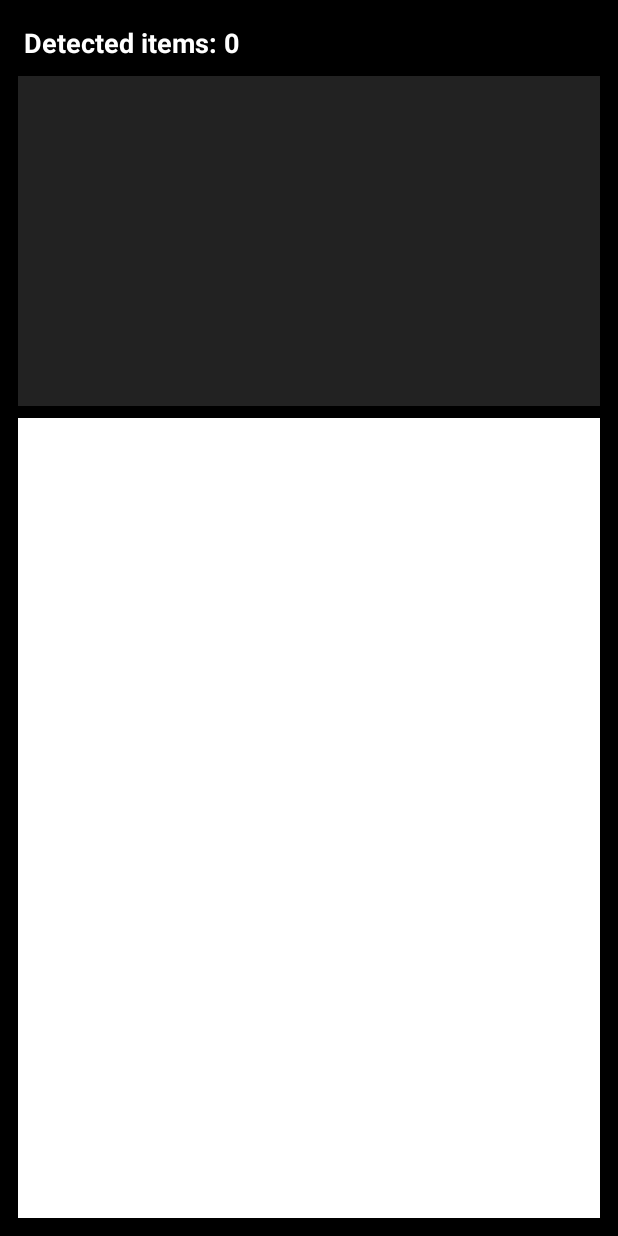
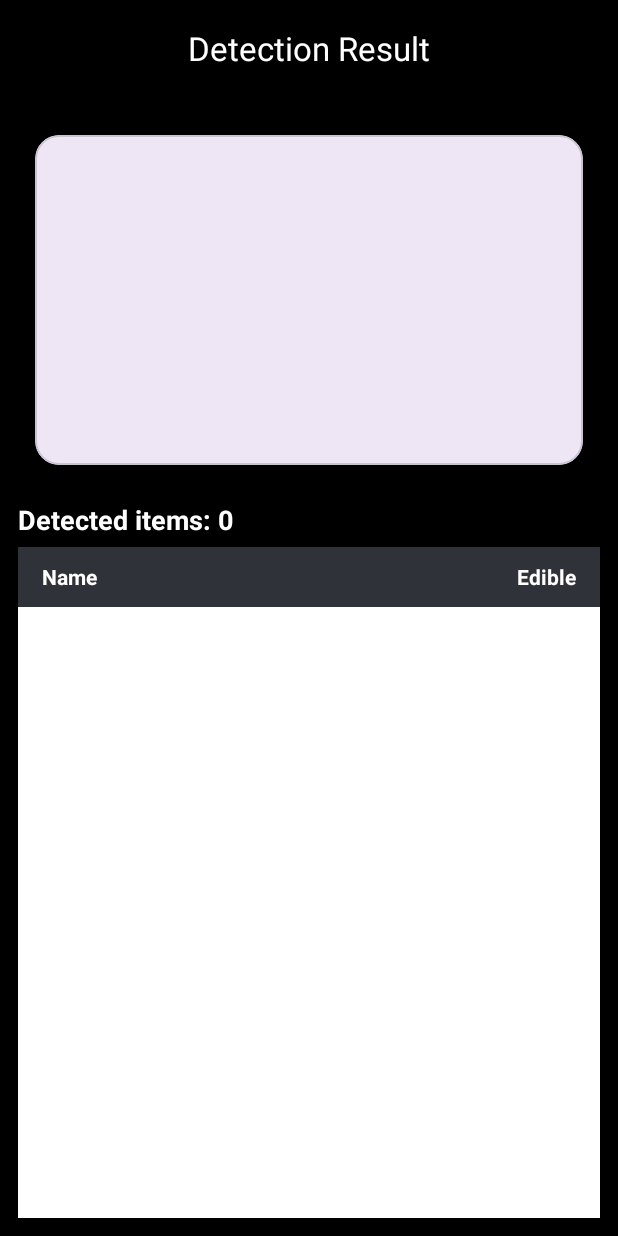
Before and after one commit to json0419-cell/computervision-Project2, an Android app: the ResultActivity screen opened directly, with no data from a screen before it, on a phone screen of 412 x 824 dp. Run offline under Robolectric (Android 15) with nearby library versions, the light colour scheme and no system bars; pictures from the network do not load.

Commit message:
Upgrade the result page

```diff
--- a/app/src/main/java/com/example/mobilefoodfreshness/ircamera/ResultActivity.kt
+++ b/app/src/main/java/com/example/mobilefoodfreshness/ircamera/ResultActivity.kt
@@ -11,7 +11,11 @@ import androidx.recyclerview.widget.RecyclerView
 import com.example.mobilefoodfreshness.R
 import org.json.JSONArray
 
-data class FoodItem(val name: String, val edible: Boolean)
+data class FoodItem(
+    val name: String?,
+    val edible: Boolean?
+)
+
 
 class ResultActivity : AppCompatActivity() {
 
@@ -41,16 +45,16 @@ class ResultActivity : AppCompatActivity() {
     private fun parseItems(raw: String): List<FoodItem> {
         val out = mutableListOf<FoodItem>()
         try {
-            val arr = JSONArray(raw.trim())
+            val arr = org.json.JSONArray(raw.trim())
             for (i in 0 until arr.length()) {
                 val o = arr.optJSONObject(i) ?: continue
-                val name = o.optString("name", "unknown")
-                val edible = o.optBoolean("edible", false)
+                val name = if (o.has("name")) o.optString("name", null) else null
+                val edible = if (o.has("edible")) o.optBoolean("edible") else null
                 out.add(FoodItem(name, edible))
             }
-        } catch (_: Exception) {
-            // if not an array, return empty
-        }
+        } catch (_: Exception) { }
         return out
     }
+
+
 }
--- a/app/src/main/res/layout/activity_result.xml
+++ b/app/src/main/res/layout/activity_result.xml
@@ -1,37 +1,94 @@
 <?xml version="1.0" encoding="utf-8"?>
-<LinearLayout xmlns:android="http://schemas.android.com/apk/res/android"
+<androidx.coordinatorlayout.widget.CoordinatorLayout
+    xmlns:android="http://schemas.android.com/apk/res/android"
+    xmlns:app="http://schemas.android.com/apk/res-auto"
     android:id="@+id/resultRoot"
     android:layout_width="match_parent"
     android:layout_height="match_parent"
+    android:background="@android:color/black">
+
+    <com.google.android.material.appbar.MaterialToolbar
+        android:id="@+id/topAppBar"
+        android:layout_width="match_parent"
+        android:layout_height="?attr/actionBarSize"
+        app:title="Detection Result"
+        app:titleCentered="true"
+        app:titleTextColor="@android:color/white"
+        android:background="@android:color/transparent"/>
+
+    <LinearLayout
         android:orientation="vertical"
-    android:background="@android:color/black"
-    android:padding="12dp">
+        android:layout_width="match_parent"
+        android:layout_height="match_parent"
+        android:padding="12dp"
+        android:layout_marginTop="?attr/actionBarSize">
 
-    <TextView
-        android:id="@+id/title"
+        <!-- Image Card -->
+        <com.google.android.material.card.MaterialCardView
             android:layout_width="match_parent"
             android:layout_height="wrap_content"
-        android:text="Detected items"
-        android:textSize="18sp"
-        android:textStyle="bold"
-        android:textColor="@android:color/white"
-        android:padding="4dp" />
+            app:cardUseCompatPadding="true"
+            app:cardCornerRadius="16dp"
+            app:cardElevation="6dp"
+            android:foreground="?attr/selectableItemBackground">
 
             <ImageView
                 android:id="@+id/capturedImage"
                 android:layout_width="match_parent"
                 android:layout_height="220dp"
                 android:scaleType="centerCrop"
-        android:contentDescription="captured image"
-        android:background="#222222"
-        android:layout_marginTop="6dp"
-        android:layout_marginBottom="8dp" />
+                android:contentDescription="captured image"/>
+        </com.google.android.material.card.MaterialCardView>
 
+        <!-- Title + count -->
+        <TextView
+            android:id="@+id/title"
+            android:layout_width="match_parent"
+            android:layout_height="wrap_content"
+            android:text="Detected items"
+            android:textColor="@android:color/white"
+            android:textStyle="bold"
+            android:textSize="18sp"
+            android:paddingTop="10dp"
+            android:paddingBottom="6dp"/>
+
+        <!-- Sticky-like header -->
+        <LinearLayout
+            android:id="@+id/headerRow"
+            android:layout_width="match_parent"
+            android:layout_height="40dp"
+            android:orientation="horizontal"
+            android:gravity="center_vertical"
+            android:paddingStart="16dp"
+            android:paddingEnd="16dp"
+            android:background="#30323A">
+
+            <TextView
+                android:id="@+id/headerName"
+                android:layout_width="0dp"
+                android:layout_height="wrap_content"
+                android:layout_weight="1"
+                android:text="Name"
+                android:textStyle="bold"
+                android:textColor="@android:color/white"/>
+
+            <TextView
+                android:id="@+id/headerEdible"
+                android:layout_width="wrap_content"
+                android:layout_height="wrap_content"
+                android:text="Edible"
+                android:textStyle="bold"
+                android:textColor="@android:color/white"/>
+        </LinearLayout>
+
+        <!-- List -->
         <androidx.recyclerview.widget.RecyclerView
             android:id="@+id/resultList"
             android:layout_width="match_parent"
             android:layout_height="0dp"
             android:layout_weight="1"
             android:overScrollMode="ifContentScrolls"
-        android:background="@android:color/white" />
+            android:background="@android:color/white"
+            android:paddingTop="2dp"/>
     </LinearLayout>
+</androidx.coordinatorlayout.widget.CoordinatorLayout>
```
Also changed, not shown: app/src/main/java/com/example/mobilefoodfreshness/ircamera/FoodAdapter.kt (+25 -7 lines), app/src/main/res/layout/row_food_item.xml (+24 -12 lines), 538 other files. Lines whose indentation alone changed are shown as unchanged.
